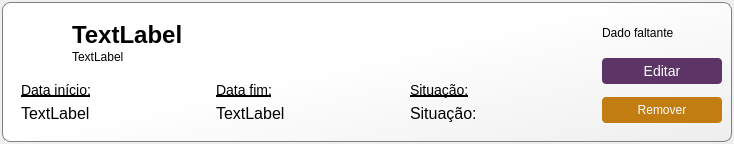
Qt form Design/UI/itemResumoCNIS.ui (newprev/PrevCliente) before a commit.
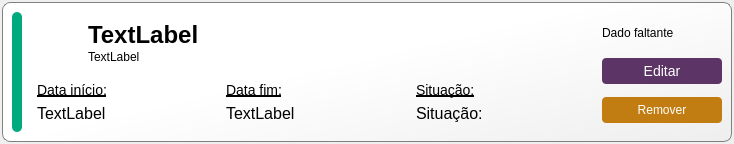
The same form after that commit. Icons and pictures are not drawn.

Diff of the .ui file:
```diff
--- a/Design/UI/itemResumoCNIS.ui
+++ b/Design/UI/itemResumoCNIS.ui
@@ -69,6 +69,14 @@
 	background-color: rgb(136, 138, 133);
 }
 
+#frIndicador{
+	background-color: rgb(0, 170, 127);
+	border-top-left-radius: 5px;
+	border-top-right-radius: 5px;
+	border-bottom-right-radius: 5px;
+	border-bottom-left-radius: 5px;
+}
+
 
 /* --------------------------------- Push Button --------------------------------- */
 #pbEditar {
@@ -146,6 +154,22 @@
       <enum>QFrame::Raised</enum>
      </property>
      <layout class="QHBoxLayout" name="horizontalLayout_2">
+      <item>
+       <widget class="QFrame" name="frIndicador">
+        <property name="maximumSize">
+         <size>
+          <width>10</width>
+          <height>16777215</height>
+         </size>
+        </property>
+        <property name="frameShape">
+         <enum>QFrame::NoFrame</enum>
+        </property>
+        <property name="frameShadow">
+         <enum>QFrame::Raised</enum>
+        </property>
+       </widget>
+      </item>
       <item>
        <widget class="QFrame" name="frame_2">
         <property name="frameShape">
```
